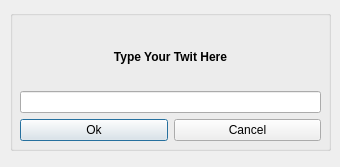
The window that Ui/sendTwit.ui (KarenMarkosyan/qttwitter) describes before a commit, drawn with Qt 5.
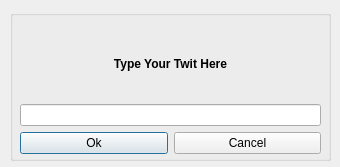
The same window after the commit.

```diff
--- a/Ui/sendTwit.ui
+++ b/Ui/sendTwit.ui
@@ -30,7 +30,7 @@
      <x>10</x>
      <y>10</y>
      <width>321</width>
-     <height>141</height>
+     <height>151</height>
     </rect>
    </property>
    <property name="title" >
@@ -42,7 +42,7 @@
       <x>10</x>
       <y>20</y>
       <width>301</width>
-      <height>111</height>
+      <height>124</height>
      </rect>
     </property>
     <layout class="QGridLayout" name="gridLayout" >
```
Left out of the diff: 41 changed lines with no effect on the pictures.
